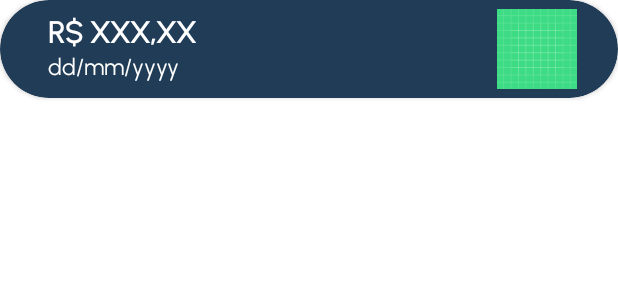
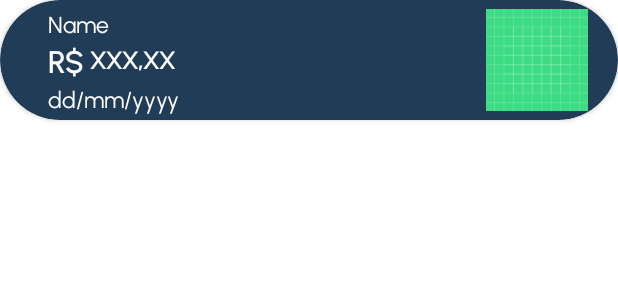
Before and after one commit to LuccaBarroso/Revenuer, an Android app: the layout operation_item.xml on its own in the app's theme, with its tools: preview values and no code run, on a phone screen of 412 x 824 dp. Shown: the top 300 px of the screen. Run offline under Robolectric (Android 15) with nearby library versions, the phone set to English and light mode, and no system bars.

Commit message:
Display user's operations

```diff
--- a/app/src/main/res/layout/operation_item.xml
+++ b/app/src/main/res/layout/operation_item.xml
@@ -3,7 +3,7 @@
     xmlns:app="http://schemas.android.com/apk/res-auto"
     xmlns:tools="http://schemas.android.com/tools"
     android:layout_width="match_parent"
-    android:layout_height="65dp"
+    android:layout_height="80dp"
     android:backgroundTint="@color/blue"
     app:cardCornerRadius="50dp">
 
@@ -12,22 +12,25 @@
         android:layout_height="match_parent">
 
         <ImageView
-            android:id="@+id/operation_cardview_type"
+            android:id="@+id/operation_image"
             android:layout_width="wrap_content"
             android:layout_height="0dp"
             android:layout_marginTop="6dp"
             android:layout_marginBottom="6dp"
             app:layout_constraintBottom_toBottomOf="parent"
             app:layout_constraintEnd_toEndOf="parent"
+            app:layout_constraintHorizontal_bias="1.0"
+            app:layout_constraintStart_toStartOf="parent"
             app:layout_constraintTop_toTopOf="parent"
+            app:layout_constraintVertical_bias="0.0"
             app:srcCompat="@drawable/ic_launcher_background" />
 
         <TextView
             android:id="@+id/sign"
-            android:layout_width="0dp"
-            android:layout_height="wrap_content"
+            android:layout_width="28dp"
+            android:layout_height="24dp"
             android:layout_marginStart="32dp"
-            android:layout_marginTop="8dp"
+            android:layout_marginTop="28dp"
             android:text="R$ "
             android:textColor="#FFFFFF"
             android:textSize="20dp"
@@ -43,8 +46,23 @@
             android:text="dd/mm/yyyy"
             android:textColor="#FFFFFF"
             android:textSize="15dp"
+            app:layout_constraintBottom_toBottomOf="parent"
             app:layout_constraintStart_toStartOf="parent"
             app:layout_constraintTop_toBottomOf="@+id/sign" />
+
+        <TextView
+            android:id="@+id/item_cardview_name"
+            android:layout_width="wrap_content"
+            android:layout_height="19dp"
+            android:text="Name"
+            android:textColor="#FFFFFF"
+            android:textSize="15dp"
+            app:layout_constraintBottom_toBottomOf="parent"
+            app:layout_constraintEnd_toEndOf="parent"
+            app:layout_constraintHorizontal_bias="0.086"
+            app:layout_constraintStart_toStartOf="parent"
+            app:layout_constraintTop_toTopOf="parent"
+            app:layout_constraintVertical_bias="0.098" />
 
         <TextView
             android:id="@+id/item_cardview_value"
@@ -53,10 +71,11 @@
             android:layout_marginTop="8dp"
             android:text="XXX,XX"
             android:textColor="#FFFFFF"
-            android:textSize="20dp"
+            android:textSize="16sp"
             android:textStyle="bold"
             app:layout_constraintBottom_toTopOf="@+id/item_cardview_date"
             app:layout_constraintStart_toEndOf="@+id/sign"
-            app:layout_constraintTop_toTopOf="parent" />
+            app:layout_constraintTop_toTopOf="parent"
+            app:layout_constraintVertical_bias="0.785" />
     </androidx.constraintlayout.widget.ConstraintLayout>
 </androidx.cardview.widget.CardView>
```
Also changed, not shown: app/src/main/java/com/example/revenuer/activity/HistoryActivity.kt (+28 -7 lines), app/src/main/java/com/example/revenuer/adapter/HistoryAdapter.kt (added, +64 -0 lines), app/src/main/java/com/example/revenuer/listener/OperationListener.kt (added, +7 -0 lines).
